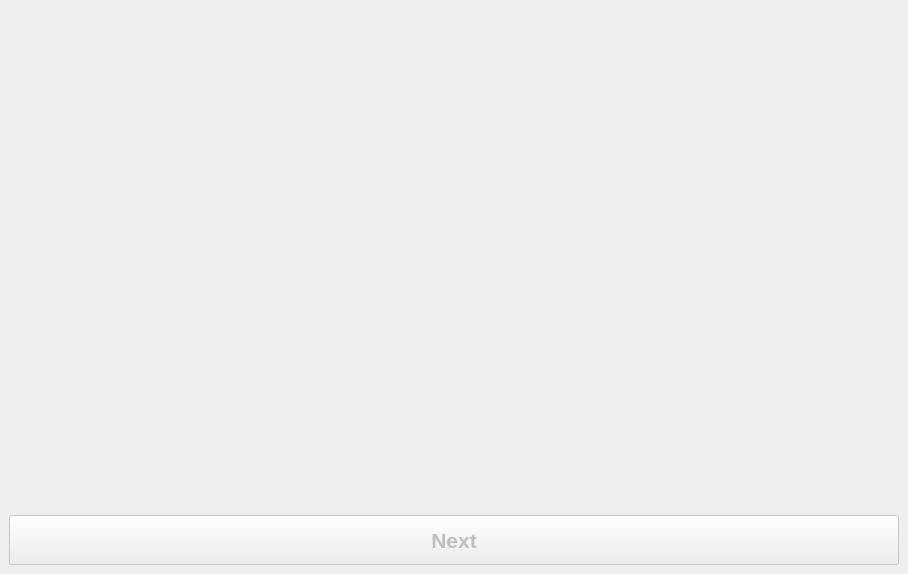
alfa-ryano/Brownian, file ui/welcome.ui: the form before one commit.
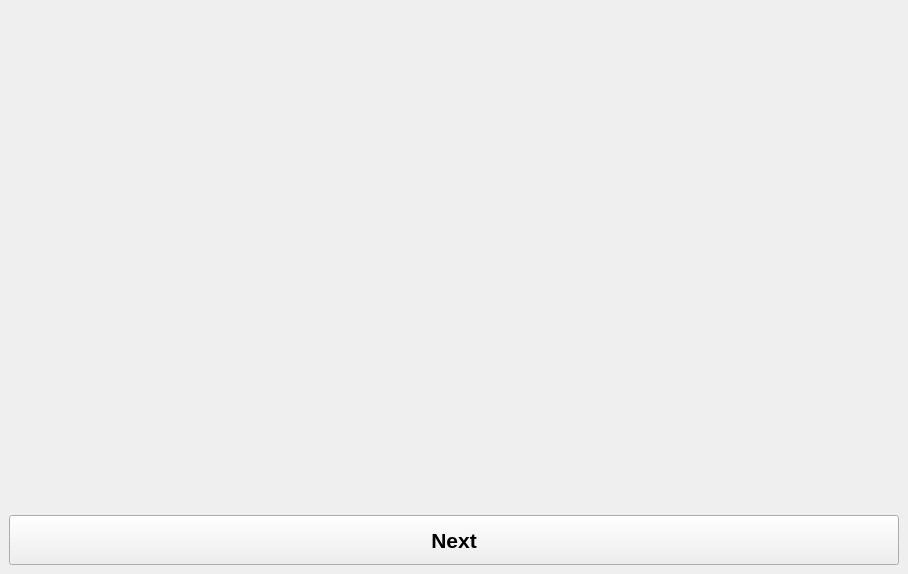
The form after the commit. Icons and pictures are not drawn.

Commit message:
Lock facility in welcome screen
Lock facility in welcome screen

```diff
--- a/ui/welcome.ui
+++ b/ui/welcome.ui
@@ -72,7 +72,7 @@
         <item>
          <widget class="QPushButton" name="button_next">
           <property name="enabled">
-           <bool>false</bool>
+           <bool>true</bool>
           </property>
           <property name="minimumSize">
            <size>
```
The commit also changes 2 other files.
